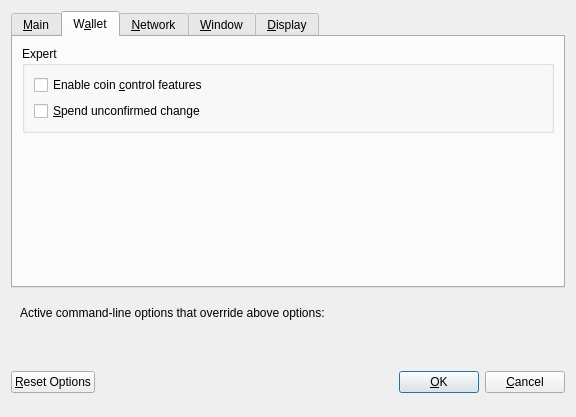
Above: src/qt/forms/optionsdialog.ui from eons-finance/ALQO before the change. Below: the same form after it.
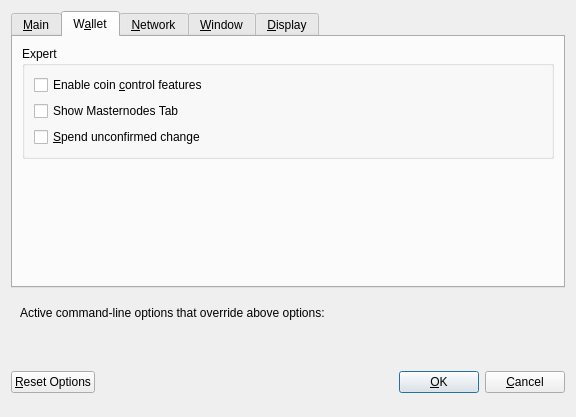
That is the form after the change. The open tabs and pages were chosen to show the change. Custom widgets are drawn as their Qt base class.

Commit message: In-Wallet Masternode management (Step 1: PoC)

```diff
--- a/src/qt/forms/optionsdialog.ui
+++ b/src/qt/forms/optionsdialog.ui
@@ -222,6 +222,16 @@
             </property>
            </widget>
           </item>
+          <item>
+           <widget class="QCheckBox" name="showMasternodesTab">
+            <property name="toolTip">
+             <string>Show additional tab listing all your masternodes in first sub-tab&lt;br/&gt;and all masternodes on the network in second sub-tab.</string>
+            </property>
+            <property name="text">
+             <string>Show Masternodes Tab</string>
+            </property>
+           </widget>
+          </item>
           <item>
            <widget class="QCheckBox" name="spendZeroConfChange">
             <property name="toolTip">
```
The commit also changes 37 other files.
